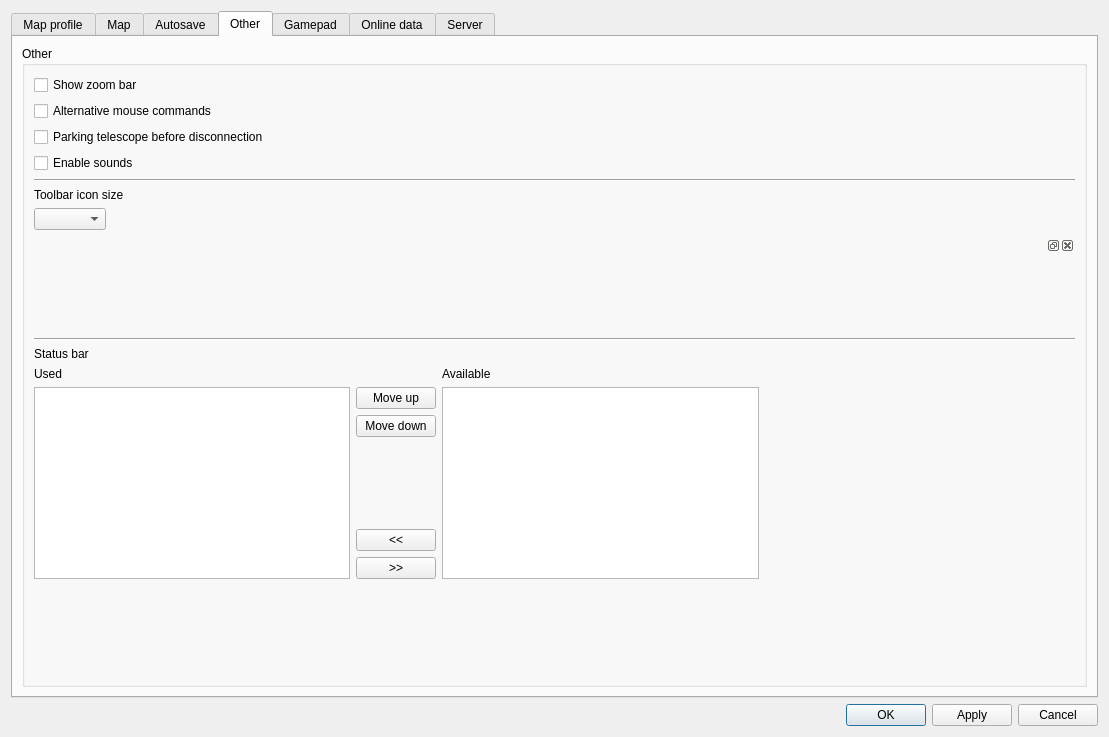
PavelMr/skytechx, file csetting.ui: the form before one commit.
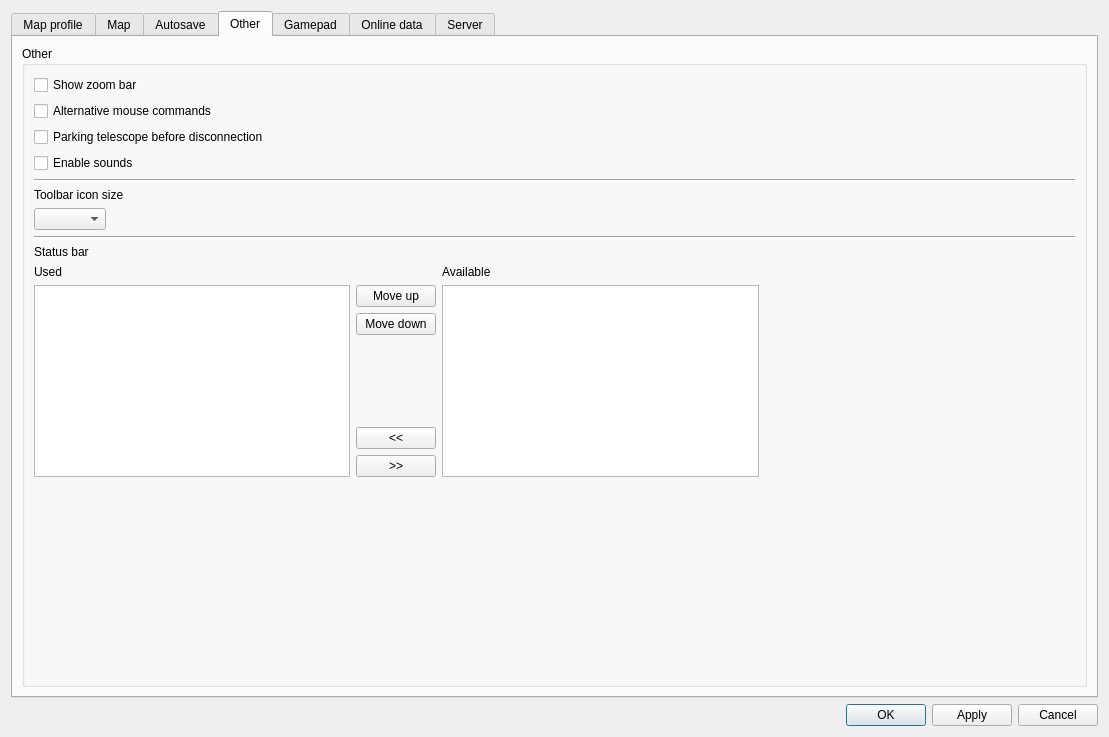
The form after the commit. The open tabs and pages were chosen to show the change. Custom widgets are drawn as their Qt base class.

```diff
--- a/csetting.ui
+++ b/csetting.ui
@@ -4267,11 +4267,6 @@
               </item>
              </layout>
             </item>
-            <item>
-             <widget class="QDockWidget" name="dockWidget">
-              <widget class="QWidget" name="dockWidgetContents"/>
-             </widget>
-            </item>
             <item>
              <widget class="Line" name="line_3">
               <property name="orientation">
```
